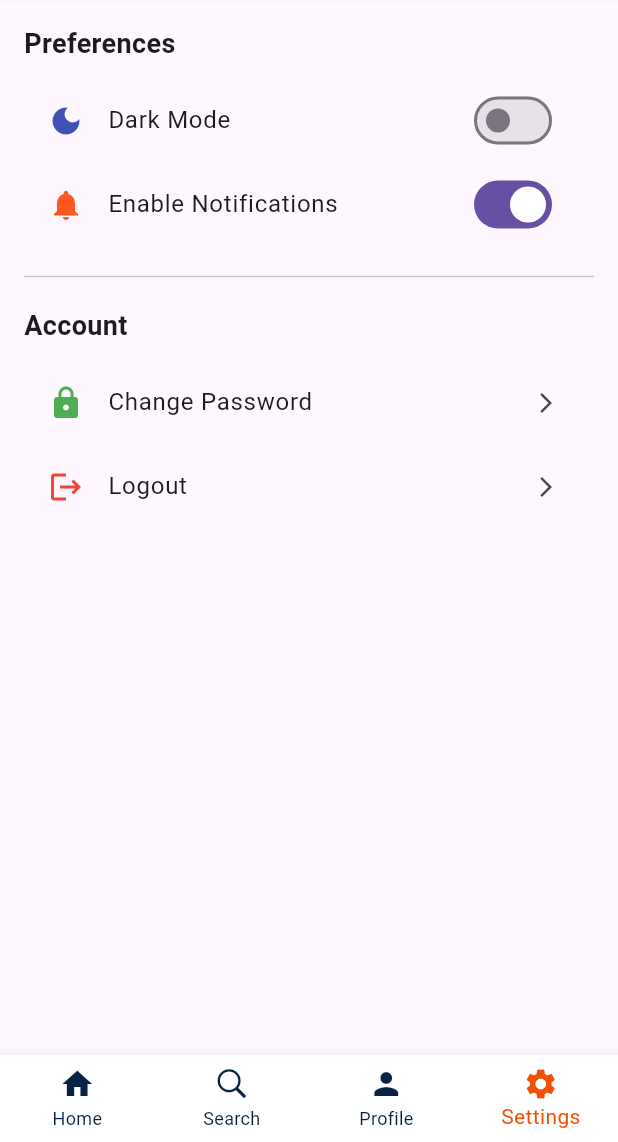
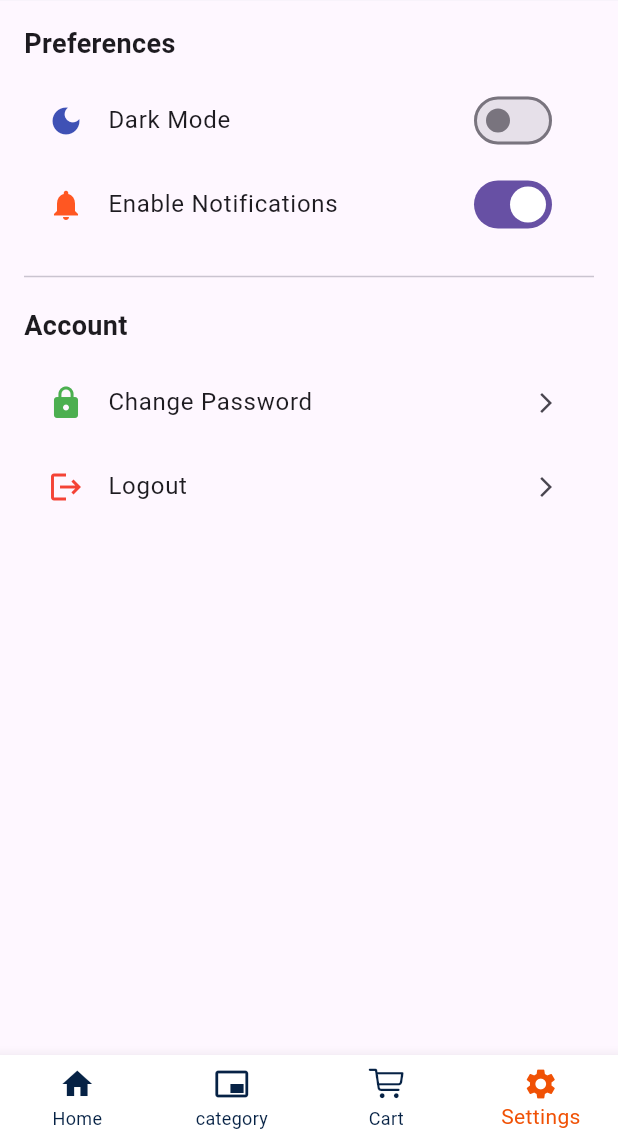
Before and after one commit to Haseeb1389446/LaptopHarbor, a Flutter app: the SettingScreen screen opened directly, on a phone screen of 412 x 824 dp, the part 94-1236 px from its top. Run offline on Flutter 3.47's test engine with Material 3 defaults, Android fonts, the phone set to English and light mode, and no system bars; our stand-ins replace carousel_slider, firebase_auth, firebase_core; accounts and stored records are empty; network calls fail.

Commit message:
Ecommerce App

```diff
--- a/lib/Screens/cart.dart
+++ b/lib/Screens/cart.dart
@@ -1,4 +1,5 @@
 import 'package:flutter/material.dart';
+import 'package:laptop_harbor/Widgets/bottomnavigationbar.dart';
 
 class CartScreen extends StatefulWidget {
   const CartScreen({super.key});
@@ -138,6 +139,7 @@ class _CartScreenState extends State<CartScreen> {
           ),
         ],
       ),
+      bottomNavigationBar: BottomnavigationbarWidget(currentIndex: 2),
     );
   }
 }
--- a/lib/Screens/profile.dart
+++ b/lib/Screens/profile.dart
@@ -56,7 +56,7 @@ class ProfileScreen extends StatelessWidget {
           ],
         ),
       ),
-      bottomNavigationBar: BottomnavigationbarWidget(currentIndex: 2),
+      bottomNavigationBar: BottomnavigationbarWidget(currentIndex: 0),
     );
   }
 
--- a/lib/Screens/search.dart
+++ b/lib/Screens/search.dart
@@ -89,7 +89,7 @@ class _SearchScreenState extends State<SearchScreen> {
           ],
         ),
       ),
-      bottomNavigationBar: BottomnavigationbarWidget(currentIndex: 1),
+      bottomNavigationBar: BottomnavigationbarWidget(currentIndex: 0),
     );
   }
 
--- a/lib/Widgets/bottomnavigationbar.dart
+++ b/lib/Widgets/bottomnavigationbar.dart
@@ -1,9 +1,8 @@
 import 'package:flutter/cupertino.dart';
 import 'package:flutter/material.dart';
 import 'package:laptop_harbor/Screens/brands.dart';
+import 'package:laptop_harbor/Screens/cart.dart';
 import 'package:laptop_harbor/Screens/profile.dart';
-import 'package:laptop_harbor/Screens/search.dart';
-import 'package:laptop_harbor/Screens/setting.dart';
 import 'package:laptop_harbor/main.dart';
 
 class BottomnavigationbarWidget extends StatelessWidget {
@@ -13,8 +12,8 @@ class BottomnavigationbarWidget extends StatelessWidget {
 
   static final List<Widget> screens = [
     const HomeScreen(),
-    const SearchScreen(),
     const BrandsScreen(),
+    const CartScreen(),
     const ProfileScreen(),
   ];
 
@@ -35,8 +34,8 @@ class BottomnavigationbarWidget extends StatelessWidget {
       },
       items: const [
         BottomNavigationBarItem(icon: Icon(Icons.home), label: 'Home'),
-        BottomNavigationBarItem(icon: Icon(CupertinoIcons.search), label: 'Search'),
-        BottomNavigationBarItem(icon: Icon(Icons.person), label: 'Profile'),
+        BottomNavigationBarItem(icon: Icon(Icons.branding_watermark_outlined), label: 'category'),
+        BottomNavigationBarItem(icon: Icon(CupertinoIcons.cart), label: 'Cart'),
         BottomNavigationBarItem(icon: Icon(Icons.settings), label: 'Settings'),
       ],
     );
--- a/lib/main.dart
+++ b/lib/main.dart
@@ -1,11 +1,14 @@
+import 'package:firebase_core/firebase_core.dart';
 import 'package:flutter/material.dart';
 import 'package:laptop_harbor/Screens/home.dart';
 import 'package:laptop_harbor/Screens/login.dart';
 import 'package:laptop_harbor/Widgets/appbar.dart';
 import 'package:laptop_harbor/Widgets/bottomnavigationbar.dart';
+import 'package:laptop_harbor/firebase_options.dart';
 
 void main() {
-
+  WidgetsFlutterBinding.ensureInitialized();
+  Firebase.initializeApp(options: DefaultFirebaseOptions.currentPlatform);
   runApp(const MyApp());
 }
 
--- a/pubspec.yaml
+++ b/pubspec.yaml
@@ -35,6 +35,9 @@ dependencies:
   # Use with the CupertinoIcons class for iOS style icons.
   cupertino_icons: ^1.0.8
   carousel_slider: ^5.1.1
+  cloud_firestore: ^6.0.2
+  firebase_core: ^4.1.1
+  firebase_auth: ^6.1.0
 
 dev_dependencies:
   flutter_test:
```
Also changed, not shown: lib/Screens/signup.dart (+13 -1 lines), firebase.json (added), lib/firebase_options.dart (added), pubspec.lock, 6 other files.
